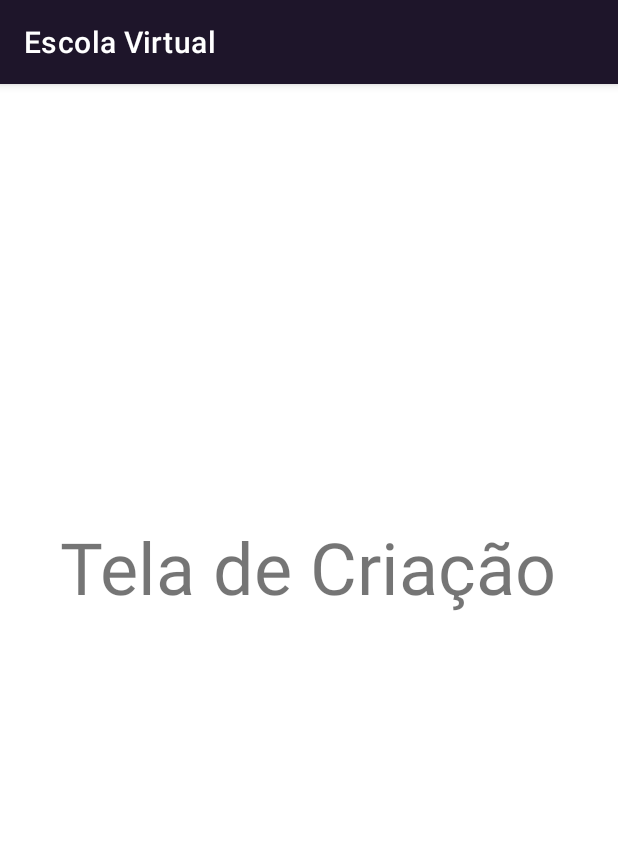
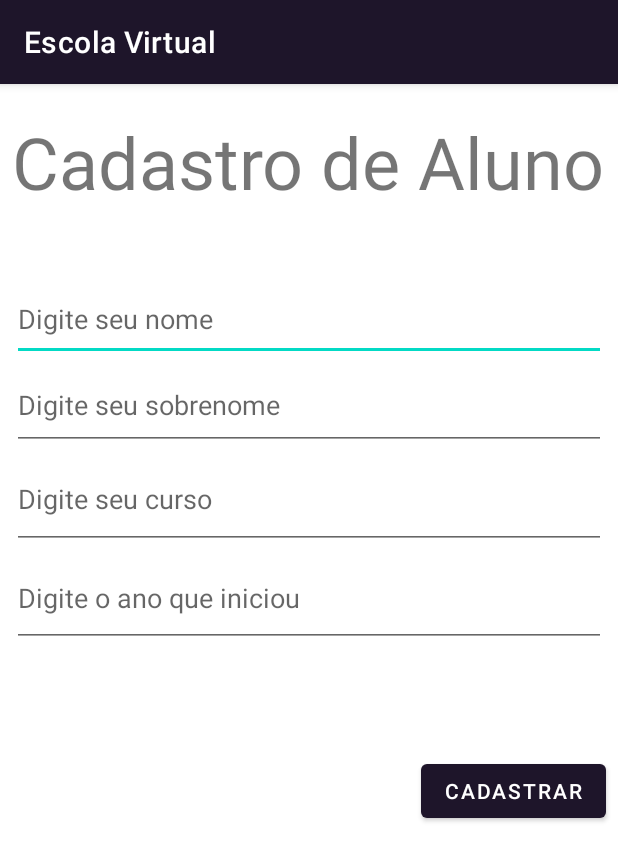
Before and after one commit to wellAlpha/lista_de_alunos, an Android app: the screen it shows after launch (AlunoCreateActivity), after a tap on an icon or button, on a phone screen of 412 x 824 dp. Shown: the top 861 px of the screen. Run offline under Robolectric (Android 15) with nearby library versions, the phone set to English and light mode, and no system bars; 2 statements that could not run were skipped.

Commit message:
feat: cadastro de alunos.

```diff
--- a/app/src/main/AndroidManifest.xml
+++ b/app/src/main/AndroidManifest.xml
@@ -12,13 +12,13 @@
         android:theme="@style/Theme.Lista_de_alunos"
         tools:targetApi="31">
         <activity
-            android:name=".views.AlunoCreateActivity"
+            android:name=".view.AlunoCreateActivity"
             android:exported="false" />
         <activity
-            android:name=".views.AlunoDetailsActivity"
+            android:name=".view.AlunoDetailsActivity"
             android:exported="false" />
         <activity
-            android:name=".views.AlunoListActivity"
+            android:name=".view.AlunoListActivity"
             android:exported="true">
             <intent-filter>
                 <action android:name="android.intent.action.MAIN" />
--- a/app/src/main/java/com/example/lista_de_alunos/models/Aluno.java
+++ b/app/src/main/java/com/example/lista_de_alunos/model/Aluno.java
@@ -1,20 +1,17 @@
-package com.example.lista_de_alunos.models;
+package com.example.lista_de_alunos.model;
 
 import java.io.Serializable;
 
 public class Aluno implements Serializable {
     private String nome;
-
     private String sobrenome;
     private String matricula;
-    private String dataNascimento;
     private String curso;
     private Integer ano;
-    public Aluno(String nome, String sobrenome, String matricula, String dataNascimento, String curso, Integer ano) {
+    public Aluno(String nome, String sobrenome, String matricula, String curso, Integer ano) {
         this.nome = nome;
         this.sobrenome = sobrenome;
         this.matricula = matricula;
-        this.dataNascimento = dataNascimento;
         this.curso = curso;
         this.ano = ano;
     }
@@ -28,9 +25,6 @@ public class Aluno implements Serializable {
     public String getMatricula() {
         return matricula;
     }
-    public String getDataNascimento() {
-        return dataNascimento;
-    }
     public String getCurso() { return curso; }
     public Integer getAno() { return ano; }
 
--- a/app/src/main/java/com/example/lista_de_alunos/views/AlunoDetailsActivity.java
+++ b/app/src/main/java/com/example/lista_de_alunos/view/AlunoDetailsActivity.java
@@ -1,4 +1,4 @@
-package com.example.lista_de_alunos.views;
+package com.example.lista_de_alunos.view;
 
 import androidx.appcompat.app.AppCompatActivity;
 
@@ -7,7 +7,7 @@ import android.os.Bundle;
 import android.widget.TextView;
 
 import com.example.lista_de_alunos.R;
-import com.example.lista_de_alunos.models.Aluno;
+import com.example.lista_de_alunos.model.Aluno;
 
 public class AlunoDetailsActivity extends AppCompatActivity {
 
--- /dev/null
+++ b/app/src/main/java/com/example/lista_de_alunos/view/AlunoListActivity.java
@@ -0,0 +1,90 @@
+package com.example.lista_de_alunos.view;
+
+import androidx.activity.result.ActivityResultLauncher;
+import androidx.activity.result.contract.ActivityResultContracts;
+import androidx.appcompat.app.AppCompatActivity;
+import androidx.lifecycle.Observer;
+import androidx.lifecycle.ViewModelProvider;
+
+import android.content.Intent;
+import android.os.Bundle;
+import android.view.View;
+import android.widget.AdapterView;
+import android.widget.ArrayAdapter;
+import android.widget.ListView;
+
+import com.example.lista_de_alunos.R;
+import com.example.lista_de_alunos.modelView.AlunoModelView;
+import com.google.android.material.floatingactionbutton.FloatingActionButton;
+
+import java.util.ArrayList;
+import java.util.List;
+
+import com.example.lista_de_alunos.model.Aluno;
+
+public class AlunoListActivity extends AppCompatActivity {
+    private ListView listView;
+    private FloatingActionButton floatBtn;
+    // private List<Aluno> items = new ArrayList<>();
+    private AlunoModelView alunoViewModel;
+
+    private ArrayAdapter<Aluno> adapter;
+
+    private ActivityResultLauncher<Intent> criarAlunoLauncher;
+
+    @Override
+    protected void onCreate(Bundle savedInstanceState) {
+        super.onCreate(savedInstanceState);
+        setContentView(R.layout.activity_main);
+
+        alunoViewModel = new ViewModelProvider(this).get(AlunoModelView.class);
+
+        listView = findViewById(R.id.list);
+        floatBtn = findViewById(R.id.floatingActionButton);
+
+        adapter = new ArrayAdapter<>(this, android.R.layout.simple_list_item_1);
+
+        alunoViewModel.getAlunosLiveData().observe(this, new Observer<List<Aluno>>() {
+            @Override
+            public void onChanged(List<Aluno> alunos) {
+                adapter.clear();
+                adapter.addAll(alunos);
+            }
+        });
+
+        listView.setAdapter(adapter);
+
+        criarAlunoLauncher = registerForActivityResult(new ActivityResultContracts.StartActivityForResult(),
+                result -> {
+                    if (result.getResultCode() == RESULT_OK) {
+                        Aluno novoAluno = (Aluno) result.getData().getSerializableExtra("Aluno");
+
+                        alunoViewModel.addAlunoLiveData(novoAluno);
+                    }
+                });
+        listView.setOnItemClickListener(new AdapterView.OnItemClickListener() {
+            @Override
+            public void onItemClick(AdapterView<?> adapterView, View view, int position, long id) {
+                Aluno selectedItem = adapter.getItem(position);
+
+                Intent intent = new Intent(AlunoListActivity.this, AlunoDetailsActivity.class);
+
+                intent.putExtra("selectedItem", selectedItem);
+
+                startActivity(intent);
+                // Toast.makeText(MainActivity.this, "Item selecionado: " + selectedItem, Toast.LENGTH_SHORT).show();
+            }
+        });
+
+        floatBtn.setOnClickListener(new View.OnClickListener() {
+            @Override
+            public void onClick(View view) {
+                Intent intent = new Intent(AlunoListActivity.this, AlunoCreateActivity.class);
+
+                criarAlunoLauncher.launch(intent);
+            }
+        });
+    }
+
+
+}
--- a/app/src/main/java/com/example/lista_de_alunos/views/AlunoListActivity.java
+++ /dev/null
@@ -1,82 +0,0 @@
-package com.example.lista_de_alunos.views;
-
-import androidx.appcompat.app.AppCompatActivity;
-
-import android.content.Intent;
-import android.os.Bundle;
-import android.view.View;
-import android.widget.AdapterView;
-import android.widget.ArrayAdapter;
-import android.widget.ListView;
-
-import com.example.lista_de_alunos.R;
-import com.google.android.material.floatingactionbutton.FloatingActionButton;
-
-import java.util.ArrayList;
-import java.util.List;
-
-import com.example.lista_de_alunos.models.Aluno;
-
-public class AlunoListActivity extends AppCompatActivity {
-    private ListView listView;
-    private FloatingActionButton floatBtn;
-    private List<Aluno> items = new ArrayList<>();
-
-    @Override
-    protected void onCreate(Bundle savedInstanceState) {
-        super.onCreate(savedInstanceState);
-        setContentView(R.layout.activity_main);
-
-        items.add(new Aluno("João", "Silva", "123", "01/01/1990", "Análise e Desenvolvimento de Sistemas", 2021));
-        items.add(new Aluno("Maria", "Silva","456", "02/02/1991", "Administração", 2021));
-        items.add(new Aluno("Pedro", "Silva", "789", "03/03/1992", "Análise e Desenvolvimento de Sistemas", 2021));
-        items.add(new Aluno("João", "Silva", "123", "01/01/1990", "Análise e Desenvolvimento de Sistemas", 2021));
-        items.add(new Aluno("Maria", "Silva","456", "02/02/1991", "Administração", 2021));
-        items.add(new Aluno("Pedro", "Silva", "789", "03/03/1992", "Análise e Desenvolvimento de Sistemas", 2021));
-        items.add(new Aluno("João", "Silva", "123", "01/01/1990", "Análise e Desenvolvimento de Sistemas", 2021));
-        items.add(new Aluno("Maria", "Silva","456", "02/02/1991", "Administração", 2021));
-        items.add(new Aluno("Pedro", "Silva", "789", "03/03/1992", "Análise e Desenvolvimento de Sistemas", 2021));
-        items.add(new Aluno("João", "Silva", "123", "01/01/1990", "Análise e Desenvolvimento de Sistemas", 2021));
-        items.add(new Aluno("Maria", "Silva","456", "02/02/1991", "Administração", 2021));
-        items.add(new Aluno("Pedro", "Silva", "789", "03/03/1992", "Análise e Desenvolvimento de Sistemas", 2021));
-        items.add(new Aluno("João", "Silva", "123", "01/01/1990", "Análise e Desenvolvimento de Sistemas", 2021));
-        items.add(new Aluno("Maria", "Silva","456", "02/02/1991", "Administração", 2021));
-        items.add(new Aluno("Pedro", "Silva", "789", "03/03/1992", "Análise e Desenvolvimento de Sistemas", 2021));
-        items.add(new Aluno("João", "Silva", "123", "01/01/1990", "Análise e Desenvolvimento de Sistemas", 2021));
-        items.add(new Aluno("Maria", "Silva","456", "02/02/1991", "Administração", 2021));
-        items.add(new Aluno("Pedro", "Silva", "789", "03/03/1992", "Análise e Desenvolvimento de Sistemas", 2021));
-        items.add(new Aluno("João", "Silva", "123", "01/01/1990", "Análise e Desenvolvimento de Sistemas", 2021));
-        items.add(new Aluno("Maria", "Silva","456", "02/02/1991", "Administração", 2021));
-        items.add(new Aluno("Pedro", "Silva", "789", "03/03/1992", "Análise e Desenvolvimento de Sistemas", 2021));
-
-        listView = findViewById(R.id.list);
-        floatBtn = findViewById(R.id.floatingActionButton);
-
-        ArrayAdapter<Aluno> adapter = new ArrayAdapter<>(this, android.R.layout.simple_list_item_1, items);
-
-        listView.setAdapter(adapter);
-
-        listView.setOnItemClickListener(new AdapterView.OnItemClickListener() {
-            @Override
-            public void onItemClick(AdapterView<?> adapterView, View view, int position, long id) {
-                Aluno selectedItem = adapter.getItem(position);
-
-                Intent intent = new Intent(AlunoListActivity.this, AlunoDetailsActivity.class);
-
-                intent.putExtra("selectedItem", selectedItem);
-
-                startActivity(intent);
-                // Toast.makeText(MainActivity.this, "Item selecionado: " + selectedItem, Toast.LENGTH_SHORT).show();
-            }
-        });
-
-        floatBtn.setOnClickListener(new View.OnClickListener() {
-            @Override
-            public void onClick(View view) {
-                Intent intent = new Intent(AlunoListActivity.this, AlunoCreateActivity.class);
-
-                startActivity(intent);
-            }
-        });
-    }
-}
--- a/app/src/main/res/layout/activity_aluno_create.xml
+++ b/app/src/main/res/layout/activity_aluno_create.xml
@@ -4,16 +4,75 @@
     xmlns:tools="http://schemas.android.com/tools"
     android:layout_width="match_parent"
     android:layout_height="match_parent"
-    tools:context=".views.AlunoCreateActivity">
+    tools:context=".view.AlunoCreateActivity">
 
     <TextView
         android:id="@+id/textView"
         android:layout_width="wrap_content"
         android:layout_height="wrap_content"
-        android:layout_marginStart="40dp"
-        android:layout_marginTop="289dp"
-        android:text="Tela de Criação"
+        android:layout_marginStart="8dp"
+        android:layout_marginTop="19dp"
+        android:layout_marginBottom="45dp"
+        android:text="Cadastro de Aluno"
         android:textSize="48sp"
+        app:layout_constraintBottom_toTopOf="@+id/linearLayout2"
         app:layout_constraintStart_toStartOf="parent"
         app:layout_constraintTop_toTopOf="parent" />
+
+    <LinearLayout
+        android:id="@+id/linearLayout2"
+        android:layout_width="0dp"
+        android:layout_height="0dp"
+        android:layout_marginStart="8dp"
+        android:layout_marginEnd="8dp"
+        android:layout_marginBottom="340dp"
+        android:orientation="vertical"
+        app:layout_constraintBottom_toBottomOf="parent"
+        app:layout_constraintEnd_toEndOf="parent"
+        app:layout_constraintStart_toStartOf="parent"
+        app:layout_constraintTop_toBottomOf="@+id/textView">
+
+        <EditText
+            android:id="@+id/newNome"
+            android:layout_width="match_parent"
+            android:layout_height="55dp"
+            android:ems="10"
+            android:hint="Digite seu nome"
+            android:inputType="text" />
+
+        <EditText
+            android:id="@+id/newSobrenome"
+            android:layout_width="match_parent"
+            android:layout_height="59dp"
+            android:ems="10"
+            android:hint="Digite seu sobrenome"
+            android:inputType="text" />
+
+        <EditText
+            android:id="@+id/newCurso"
+            android:layout_width="match_parent"
+            android:layout_height="66dp"
+            android:ems="10"
+            android:hint="Digite seu curso"
+            android:inputType="text" />
+
+        <EditText
+            android:id="@+id/newAno"
+            android:layout_width="match_parent"
+            android:layout_height="65dp"
+            android:ems="10"
+            android:hint="Digite o ano que iniciou"
+            android:inputType="date" />
+    </LinearLayout>
+
+    <Button
+        android:id="@+id/createButton"
+        android:layout_width="wrap_content"
+        android:layout_height="wrap_content"
+        android:layout_marginTop="19dp"
+        android:layout_marginEnd="8dp"
+        android:text="Cadastrar"
+        app:layout_constraintEnd_toEndOf="parent"
+        app:layout_constraintTop_toBottomOf="@+id/linearLayout2" />
+
 </androidx.constraintlayout.widget.ConstraintLayout>
--- a/app/src/main/res/layout/activity_aluno_details.xml
+++ b/app/src/main/res/layout/activity_aluno_details.xml
@@ -4,7 +4,7 @@
     xmlns:tools="http://schemas.android.com/tools"
     android:layout_width="match_parent"
     android:layout_height="match_parent"
-    tools:context=".views.AlunoDetailsActivity">
+    tools:context=".view.AlunoDetailsActivity">
 
     <LinearLayout
         android:id="@+id/linearLayout"
--- a/app/src/main/res/layout/activity_main.xml
+++ b/app/src/main/res/layout/activity_main.xml
@@ -5,7 +5,7 @@
     android:layout_width="match_parent"
     android:layout_height="match_parent"
     android:theme="@android:style/Theme.Black"
-    tools:context=".views.AlunoListActivity">
+    tools:context=".view.AlunoListActivity">
 
     <com.google.android.material.floatingactionbutton.FloatingActionButton
         android:id="@+id/floatingActionButton"
```
Also changed, not shown: app/src/main/java/com/example/lista_de_alunos/view/AlunoCreateActivity.java (added, +108 -0 lines), app/src/main/java/com/example/lista_de_alunos/views/AlunoCreateActivity.java (deleted, +0 -16 lines).
